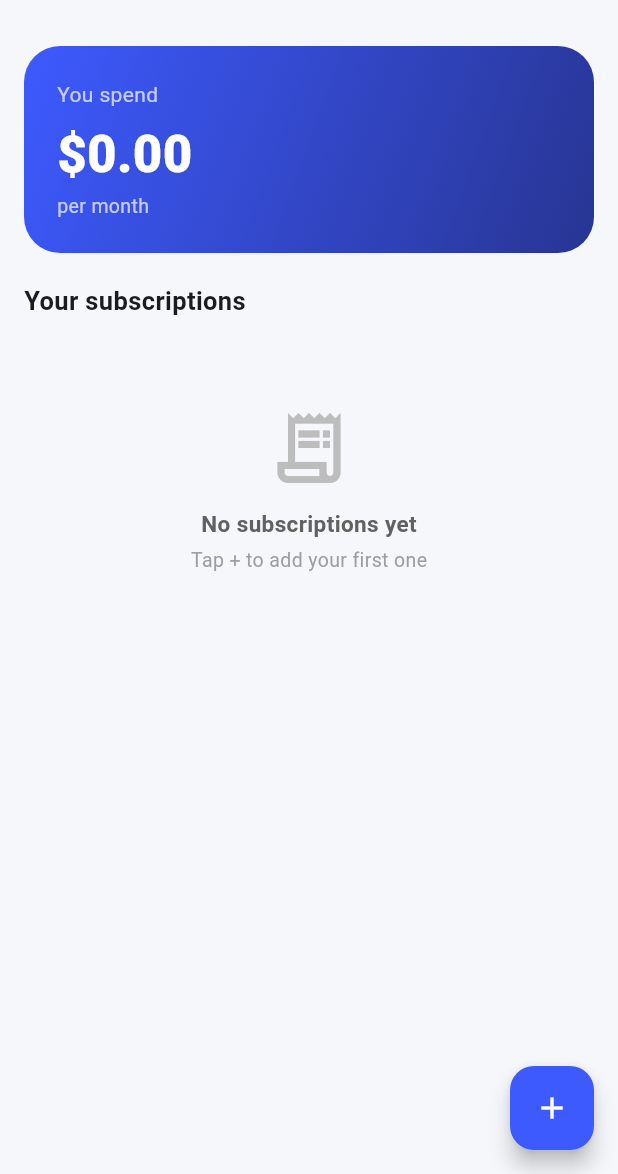
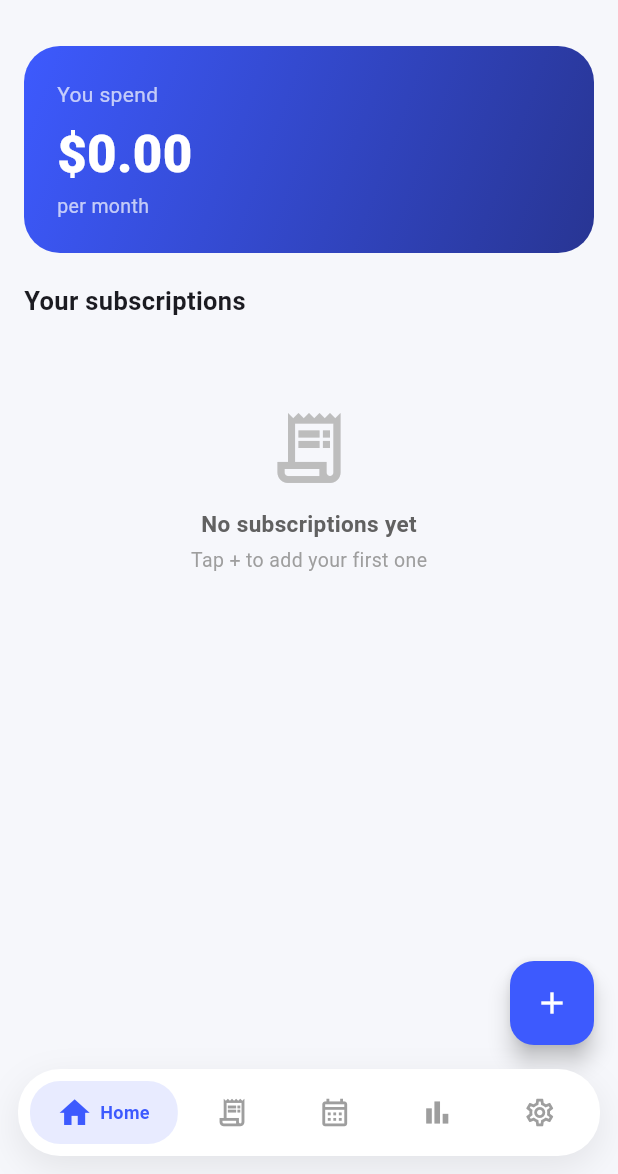
Before and after one commit to IsmailMunsir/trimit, a Flutter app: the screen it shows after launch, after a tap on "Skip", on a phone screen of 412 x 824 dp, the part 62-1236 px from its top. Run offline on Flutter 3.47's test engine with Material 3 defaults, Android fonts, the phone set to English and light mode, and no system bars; our stand-ins replace shared_preferences, sqflite; accounts and stored records are empty.

Commit message:
Add premium animated bottom navigation with floating pill design

```diff
--- a/lib/main.dart
+++ b/lib/main.dart
@@ -35,8 +35,8 @@ class TrimItApp extends StatelessWidget {
   }
 }
 
-class TestScreen extends StatelessWidget {
-  const TestScreen({super.key});
+class HomeScreen extends StatelessWidget {
+  const HomeScreen({super.key});
 
   Future<void> _openAddScreen(BuildContext context) async {
     await Navigator.push(
--- a/lib/screens/auth/login_screen.dart
+++ b/lib/screens/auth/login_screen.dart
@@ -2,7 +2,7 @@ import 'package:flutter/material.dart';
 import 'package:provider/provider.dart';
 import '../../providers/auth_provider.dart';
 import '../../theme/app_theme.dart';
-import '../../main.dart';
+import '../main_shell.dart';
 import 'create_account_screen.dart';
 import 'forgot_password_screen.dart';
 
@@ -45,9 +45,9 @@ Future<void> _submit() async {
 
       if (success) {
         Navigator.of(context).pushAndRemoveUntil(
-          MaterialPageRoute(builder: (context) => const TestScreen()),
-          (route) => false,
-        );
+        MaterialPageRoute(builder: (context) => const MainShell()),
+        (route) => false,
+      );
       } else {
         ScaffoldMessenger.of(context).showSnackBar(
           SnackBar(content: Text(auth.lastError ?? 'Something went wrong.')),
--- /dev/null
+++ b/lib/screens/main_shell.dart
@@ -0,0 +1,46 @@
+import 'package:flutter/material.dart';
+import 'placeholder_screen.dart';
+import '../main.dart' show HomeScreen;
+import '../widgets/custom_nav_bar.dart';
+
+class MainShell extends StatefulWidget {
+  const MainShell({super.key});
+
+  @override
+  State<MainShell> createState() => _MainShellState();
+}
+
+class _MainShellState extends State<MainShell> {
+  int _selectedIndex = 0;
+
+  final List<Widget> _screens = const [
+    HomeScreen(),
+    PlaceholderScreen(title: 'Subscriptions', icon: Icons.receipt_long_outlined),
+    PlaceholderScreen(title: 'Calendar', icon: Icons.calendar_month_outlined),
+    PlaceholderScreen(title: 'Analytics', icon: Icons.bar_chart_outlined),
+    PlaceholderScreen(title: 'Settings', icon: Icons.settings_outlined),
+  ];
+
+  final List<NavItem> _navItems = const [
+    NavItem(icon: Icons.home_outlined, selectedIcon: Icons.home, label: 'Home'),
+    NavItem(icon: Icons.receipt_long_outlined, selectedIcon: Icons.receipt_long, label: 'Subscriptions'),
+    NavItem(icon: Icons.calendar_month_outlined, selectedIcon: Icons.calendar_month, label: 'Calendar'),
+    NavItem(icon: Icons.bar_chart_outlined, selectedIcon: Icons.bar_chart, label: 'Analytics'),
+    NavItem(icon: Icons.settings_outlined, selectedIcon: Icons.settings, label: 'Settings'),
+  ];
+
+  @override
+  Widget build(BuildContext context) {
+    return Scaffold(
+      body: IndexedStack(
+        index: _selectedIndex,
+        children: _screens,
+      ),
+      bottomNavigationBar: CustomNavBar(
+        selectedIndex: _selectedIndex,
+        onTap: (index) => setState(() => _selectedIndex = index),
+        items: _navItems,
+      ),
+    );
+  }
+}
--- a/lib/screens/onboarding_screen.dart
+++ b/lib/screens/onboarding_screen.dart
@@ -1,7 +1,7 @@
 import 'package:flutter/material.dart';
 import 'package:shared_preferences/shared_preferences.dart';
 import '../theme/app_theme.dart';
-import '../main.dart';
+import 'main_shell.dart';
 
 class OnboardingScreen extends StatefulWidget {
   const OnboardingScreen({super.key});
@@ -46,7 +46,7 @@ class _OnboardingScreenState extends State<OnboardingScreen> {
 
     if (!mounted) return;
     Navigator.of(context).pushReplacement(
-      MaterialPageRoute(builder: (context) => const TestScreen()),
+      MaterialPageRoute(builder: (context) => const MainShell()),
     );
   }
 
--- /dev/null
+++ b/lib/screens/placeholder_screen.dart
@@ -0,0 +1,27 @@
+import 'package:flutter/material.dart';
+
+/// A simple "coming soon" screen used for nav tabs we haven't built yet.
+/// Each real screen in later phases will replace one of these.
+class PlaceholderScreen extends StatelessWidget {
+  final String title;
+  final IconData icon;
+
+  const PlaceholderScreen({super.key, required this.title, required this.icon});
+
+  @override
+  Widget build(BuildContext context) {
+    return Scaffold(
+      appBar: AppBar(title: Text(title)),
+      body: Center(
+        child: Column(
+          mainAxisAlignment: MainAxisAlignment.center,
+          children: [
+            Icon(icon, size: 56, color: Colors.grey[300]),
+            const SizedBox(height: 16),
+            Text('$title coming soon', style: TextStyle(color: Colors.grey[500], fontSize: 15)),
+          ],
+        ),
+      ),
+    );
+  }
+}
--- a/lib/screens/splash_screen.dart
+++ b/lib/screens/splash_screen.dart
@@ -1,8 +1,8 @@
 import 'package:flutter/material.dart';
 import 'package:shared_preferences/shared_preferences.dart';
 import '../theme/app_theme.dart';
-import '../main.dart';
 import 'onboarding_screen.dart';
+import 'main_shell.dart';
 
 class SplashScreen extends StatefulWidget {
   const SplashScreen({super.key});
@@ -28,7 +28,7 @@ class _SplashScreenState extends State<SplashScreen> {
 
     Navigator.of(context).pushReplacement(
       MaterialPageRoute(
-        builder: (context) => onboardingComplete ? const TestScreen() : const OnboardingScreen(),
+        builder: (context) => onboardingComplete ? const MainShell() : const OnboardingScreen(),
       ),
     );
   }
--- /dev/null
+++ b/lib/widgets/custom_nav_bar.dart
@@ -0,0 +1,106 @@
+import 'package:flutter/material.dart';
+import '../theme/app_theme.dart';
+
+class NavItem {
+  final IconData icon;
+  final IconData selectedIcon;
+  final String label;
+
+  const NavItem({required this.icon, required this.selectedIcon, required this.label});
+}
+
+class CustomNavBar extends StatelessWidget {
+  final int selectedIndex;
+  final ValueChanged<int> onTap;
+  final List<NavItem> items;
+
+  const CustomNavBar({
+    super.key,
+    required this.selectedIndex,
+    required this.onTap,
+    required this.items,
+  });
+
+  @override
+  Widget build(BuildContext context) {
+    return SafeArea(
+      child: Padding(
+        padding: const EdgeInsets.fromLTRB(12, 0, 12, 12),
+        child: Container(
+          padding: const EdgeInsets.symmetric(horizontal: 6, vertical: 8),
+          decoration: BoxDecoration(
+            color: Colors.white,
+            borderRadius: BorderRadius.circular(28),
+            boxShadow: [
+              BoxShadow(
+                color: Colors.black.withValues(alpha: 0.08),
+                blurRadius: 20,
+                offset: const Offset(0, 8),
+              ),
+            ],
+          ),
+          child: Row(
+            mainAxisAlignment: MainAxisAlignment.spaceBetween,
+            children: List.generate(items.length, (index) {
+              final isSelected = index == selectedIndex;
+              final item = items[index];
+              // Selected tab gets more room (flex 3) than the others (flex 2),
+              // so its label always has space to fit without overflowing.
+              return Expanded(
+                flex: isSelected ? 3 : 2,
+                child: GestureDetector(
+                  behavior: HitTestBehavior.opaque,
+                  onTap: () => onTap(index),
+                  child: AnimatedContainer(
+                    duration: const Duration(milliseconds: 280),
+                    curve: Curves.easeOutCubic,
+                    margin: const EdgeInsets.symmetric(horizontal: 2),
+                    padding: EdgeInsets.symmetric(
+                      horizontal: isSelected ? 10 : 0,
+                      vertical: 10,
+                    ),
+                    decoration: BoxDecoration(
+                      color: isSelected ? AppTheme.primary.withValues(alpha: 0.12) : Colors.transparent,
+                      borderRadius: BorderRadius.circular(20),
+                    ),
+                    child: Row(
+                      mainAxisAlignment: MainAxisAlignment.center,
+                      mainAxisSize: MainAxisSize.min,
+                      children: [
+                        AnimatedScale(
+                          scale: isSelected ? 1.1 : 1.0,
+                          duration: const Duration(milliseconds: 280),
+                          curve: Curves.easeOutCubic,
+                          child: Icon(
+                            isSelected ? item.selectedIcon : item.icon,
+                            color: isSelected ? AppTheme.primary : Colors.grey[500],
+                            size: 22,
+                          ),
+                        ),
+                        if (isSelected) ...[
+                          const SizedBox(width: 6),
+                          Flexible(
+                            child: Text(
+                              item.label,
+                              maxLines: 1,
+                              overflow: TextOverflow.ellipsis,
+                              style: const TextStyle(
+                                color: AppTheme.primary,
+                                fontWeight: FontWeight.w700,
+                                fontSize: 12,
+                              ),
+                            ),
+                          ),
+                        ],
+                      ],
+                    ),
+                  ),
+                ),
+              );
+            }),
+          ),
+        ),
+      ),
+    );
+  }
+}
```
